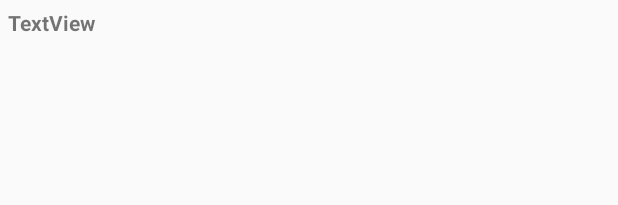
After one commit to luismanueldiaz29/GuiaCesar, an Android app: the layout item_municipioapi.xml on its own in the app's theme, with its tools: preview values and no code run, on a phone screen of 412 x 824 dp. The commit adds this screen. Shown: the top 205 px of the screen. Run offline under Robolectric (Android 15) with nearby library versions, the phone set to English and light mode, and no system bars; network calls fail; Roboto replaces fonts that are not available here.

Commit message:
Municipios Api emergencias

```diff
--- a/app/build.gradle
+++ b/app/build.gradle
@@ -35,4 +35,7 @@ dependencies {
 
     //Libreria para implementar el carrusel
     implementation 'com.synnapps:carouselview:0.1.5'
+
+    //para implementar API
+    implementation 'com.mcxiaoke.volley:library:1.0.+'
 }
--- a/app/src/main/AndroidManifest.xml
+++ b/app/src/main/AndroidManifest.xml
@@ -1,6 +1,8 @@
 <?xml version="1.0" encoding="utf-8"?>
 <manifest xmlns:android="http://schemas.android.com/apk/res/android"
     package="com.example.guiavalledupar">
+    <uses-permission android:name="android.permission.INTERNET" />
+    <uses-permission android:name="android.permission.WRITE_INTERNAL_STORAGE" />
 
     <application
         android:allowBackup="true"
@@ -70,6 +72,9 @@
         <meta-data
             android:name="preloaded_fonts"
             android:resource="@array/preloaded_fonts" />
+        <uses-library
+            android:name="org.apache.http.legacy"
+            android:required="false" />
     </application>
 
 </manifest>
--- /dev/null
+++ b/app/src/main/java/com/example/guiavalledupar/Entity/MunicipioApi.java
@@ -0,0 +1,6 @@
+package com.example.guiavalledupar.Entity;
+
+public class MunicipioApi {
+    public String nombre;
+    public String direccion;
+}
--- a/app/src/main/java/com/example/guiavalledupar/MainActivity.java
+++ b/app/src/main/java/com/example/guiavalledupar/MainActivity.java
@@ -77,5 +77,7 @@ public class MainActivity extends AppCompatActivity {
     public void Emergencias(View view) {
         android.widget.Toast toast1 =Toast.makeText(getApplicationContext(),"Emergencias", Toast.LENGTH_SHORT);
         toast1.show();
+        Intent intent =new Intent(this,Emergencia.class);
+        startActivity(intent);
     }
 }
--- /dev/null
+++ b/app/src/main/res/layout/item_municipioapi.xml
@@ -0,0 +1,33 @@
+<?xml version="1.0" encoding="utf-8"?>
+<LinearLayout xmlns:android="http://schemas.android.com/apk/res/android"
+xmlns:app="http://schemas.android.com/apk/res-auto"
+android:layout_width="match_parent"
+android:layout_height="wrap_content"
+android:layout_margin="5dp"
+android:layout_marginLeft="5dp"
+android:layout_marginTop="5dp"
+android:layout_marginRight="5dp"
+android:layout_marginBottom="5dp"
+    android:orientation="vertical">
+
+    <LinearLayout
+        android:layout_width="match_parent"
+        android:layout_height="wrap_content"
+        android:orientation="vertical">
+
+        <TextView
+            android:id="@+id/municipioApiText"
+            android:layout_width="match_parent"
+            android:layout_height="wrap_content"
+            android:textStyle="bold"
+            android:text="TextView" />
+
+        <TextView
+            android:id="@+id/municipioApiText2"
+            android:layout_width="match_parent"
+            android:layout_height="wrap_content"
+            android:textStyle="italic"/>
+
+    </LinearLayout>>
+
+</LinearLayout>
```
Also changed, not shown: app/src/main/java/com/example/guiavalledupar/Adapters/AdapterMunicipioApi.java (added, +65 -0 lines), app/src/main/java/com/example/guiavalledupar/Emergencia.java (+62 -1 lines), app/src/main/res/layout/activity_emergencia.xml (+4 -3 lines).
